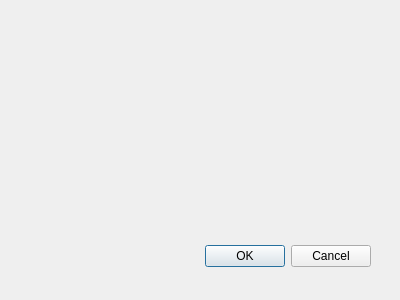
Before: the Qt Designer form wertungdialog.ui in michelfiedler/Kniffel.mrai, drawn with Qt 5.
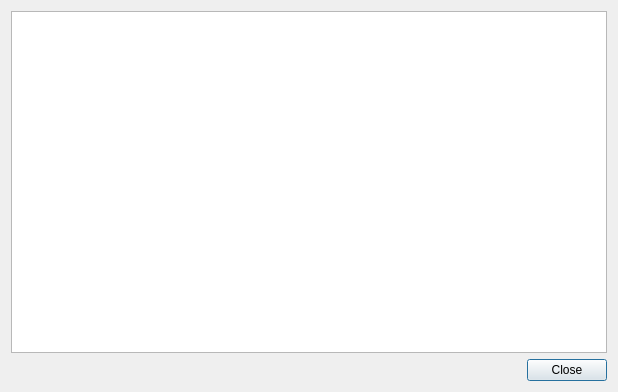
After: the same form once the commit is applied.

Commit message: Beginn Punkteauswertung

Patch:
```diff
--- a/wertungdialog.ui
+++ b/wertungdialog.ui
@@ -8,29 +8,31 @@
    <rect>
     <x>0</x>
     <y>0</y>
-    <width>400</width>
-    <height>300</height>
+    <width>618</width>
+    <height>392</height>
    </rect>
   </property>
   <property name="windowTitle">
    <string>Dialog</string>
   </property>
+  <layout class="QVBoxLayout" name="verticalLayout">
+   <item>
+    <widget class="QTextEdit" name="textEdit"/>
+   </item>
+   <item>
   <widget class="QDialogButtonBox" name="buttonBox">
-   <property name="geometry">
-    <rect>
-     <x>30</x>
-     <y>240</y>
-     <width>341</width>
-     <height>32</height>
-    </rect>
-   </property>
    <property name="orientation">
     <enum>Qt::Horizontal</enum>
    </property>
    <property name="standardButtons">
-    <set>QDialogButtonBox::Cancel|QDialogButtonBox::Ok</set>
-   </property>
-  </widget>
+      <set>QDialogButtonBox::Close</set>
+     </property>
+     <property name="centerButtons">
+      <bool>false</bool>
+     </property>
+    </widget>
+   </item>
+  </layout>
  </widget>
  <pixmapfunction/>
  <resources/>
```
Left out of the diff: 10 changed lines with no effect on the pictures. Lines whose indentation alone changed are shown as unchanged. The commit also changes 2 other files.
